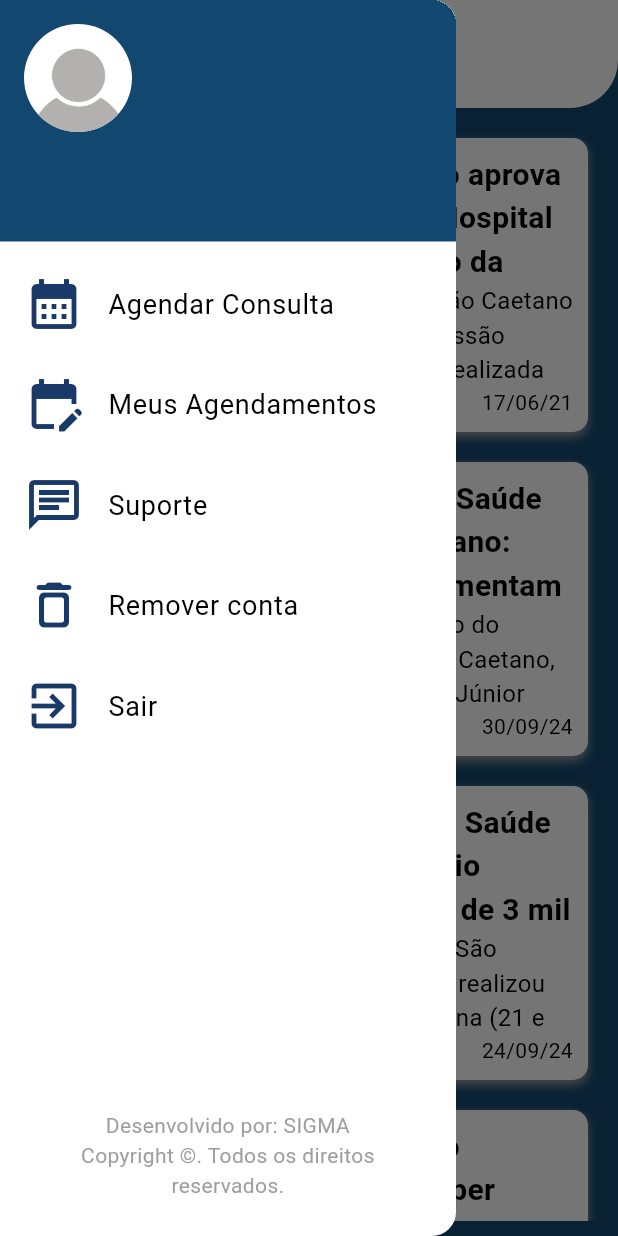
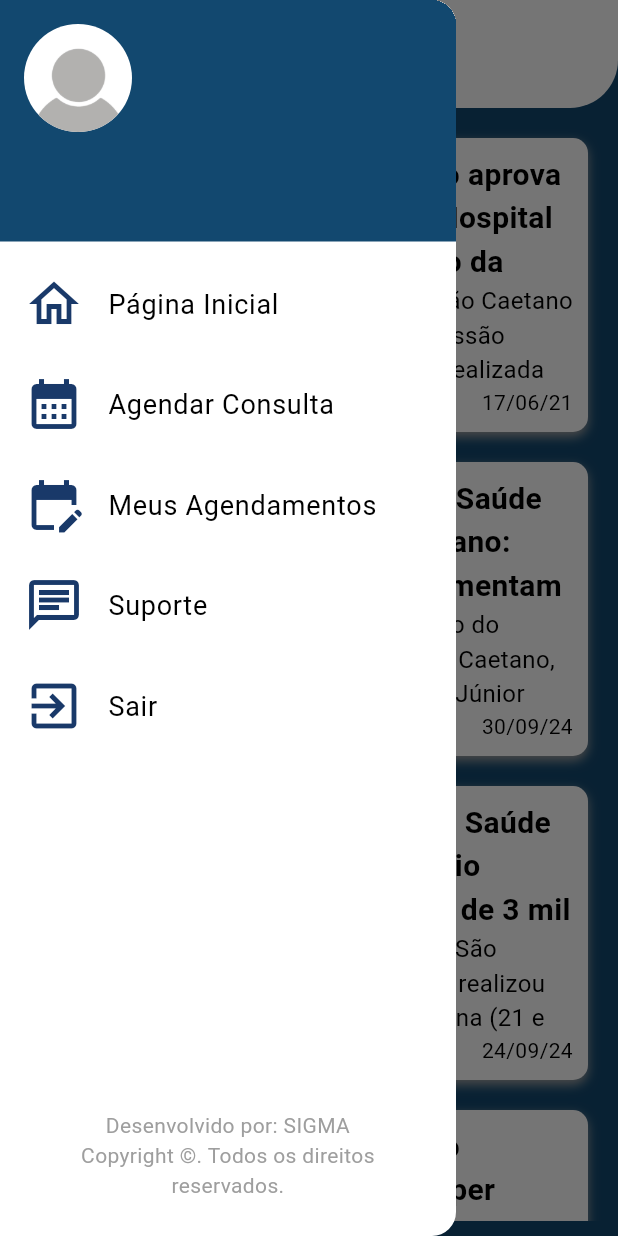
Before and after one commit to vilar95/mobile-sigma, a Flutter app: the HomeScreen screen opened by its route, with the side drawer open, on a phone screen of 412 x 824 dp. Run offline on Flutter 3.47's test engine with Material 3 defaults, Android fonts, the phone set to English and light mode, and no system bars; our stand-ins replace brasil_fields, dio, flutter_mobx, flutter_multi_formatter, logger, mobx and 1 more; accounts and stored records are empty; generated files the repository leaves out were written again.

Commit message:
Adiciona nova rota;

```diff
--- a/lib/_core/routes/sigma_routes.dart
+++ b/lib/_core/routes/sigma_routes.dart
@@ -7,12 +7,12 @@ import 'package:sigma/screens/splash_screen.dart';
 import 'package:sigma/screens/support_screen.dart';
 
 class SigmaRoutes {
-  static const String splash = "splash";
-  static const String auth = "auth";
-  static const String home = "home";
-  static const String schedule = "schedule";
-  static const String mySchedule = "mySchedule";
-  static const String support = "support";
+  static const String splash = "/splash";
+  static const String auth = "/auth";
+  static const String home = "/home";
+  static const String schedule = "/schedule";
+  static const String mySchedule = "/mySchedule";
+  static const String support = "/support";
 
   static Route<dynamic> generateRoute(RouteSettings settings) {
     return switch (settings.name) {
--- a/lib/screens/widgets/drawer_widget.dart
+++ b/lib/screens/widgets/drawer_widget.dart
@@ -1,11 +1,11 @@
 // ignore_for_file: avoid_print
 import 'package:flutter/material.dart';
+import 'package:flutter_mobx/flutter_mobx.dart';
 import 'package:shared_preferences/shared_preferences.dart';
 import 'package:sigma/_core/routes/sigma_routes.dart';
 import 'package:sigma/_core/theme/sigma_colors.dart';
 import 'package:sigma/controller/auth_screen_controller.dart';
 import 'package:sigma/screens/widgets/show_confirm_logout_dialog.dart';
-import 'package:sigma/screens/widgets/show_confirm_password_dialog.dart';
 
 class DrawerWidget extends StatefulWidget {
   const DrawerWidget({super.key});
@@ -16,7 +16,6 @@ class DrawerWidget extends StatefulWidget {
 
 class _DrawerWidgetState extends State<DrawerWidget> {
   final AuthScreenController controller = AuthScreenController();
-
 
   late String nameUser = '';
   late String emailUser = '';
@@ -49,7 +48,8 @@ class _DrawerWidgetState extends State<DrawerWidget> {
     return Drawer(
       child: ListView(
         children: [
-          UserAccountsDrawerHeader(
+          Observer(
+            builder: (_) => UserAccountsDrawerHeader(
               decoration: const BoxDecoration(
                 color: SigmaColors.blue,
               ),
@@ -60,9 +60,21 @@ class _DrawerWidgetState extends State<DrawerWidget> {
               accountName: Text(nameUser),
               accountEmail: Text(emailUser),
             ),
+          ),
+          ListTile(
+            leading: const Icon(Icons.home_outlined, size: 40),
+            title: const Text("Página Inicial", style: TextStyle(fontSize: 18)),
+            contentPadding: const EdgeInsets.only(left: 16),
+            dense: true,
+            minVerticalPadding: 20,
+            onTap: () {
+              Navigator.pushNamed(context, SigmaRoutes.home);
+            },
+          ),
           ListTile(
             leading: const Icon(Icons.calendar_month, size: 40),
-            title: const Text("Agendar Consulta", style: TextStyle(fontSize: 18)),
+            title:
+                const Text("Agendar Consulta", style: TextStyle(fontSize: 18)),
             contentPadding: const EdgeInsets.only(left: 16),
             dense: true,
             minVerticalPadding: 20,
@@ -72,7 +84,8 @@ class _DrawerWidgetState extends State<DrawerWidget> {
           ),
           ListTile(
             leading: const Icon(Icons.edit_calendar, size: 40),
-            title: const Text("Meus Agendamentos", style: TextStyle(fontSize: 18)),
+            title:
+                const Text("Meus Agendamentos", style: TextStyle(fontSize: 18)),
             contentPadding: const EdgeInsets.only(left: 16),
             dense: true,
             minVerticalPadding: 20,
@@ -88,16 +101,6 @@ class _DrawerWidgetState extends State<DrawerWidget> {
             minVerticalPadding: 20,
             onTap: () {
               Navigator.pushNamed(context, SigmaRoutes.support);
-            },
-          ),
-          ListTile(
-            leading: const Icon(Icons.delete_outline_rounded, size: 40),
-            title: const Text("Remover conta", style: TextStyle(fontSize: 18)),
-            contentPadding: const EdgeInsets.only(left: 16),
-            dense: true,
-            minVerticalPadding: 20,
-            onTap: () {
-              showConfirmPasswordDialog(context: context, email: "");
             },
           ),
           ListTile(
```
Lines whose indentation alone changed are shown as unchanged.
